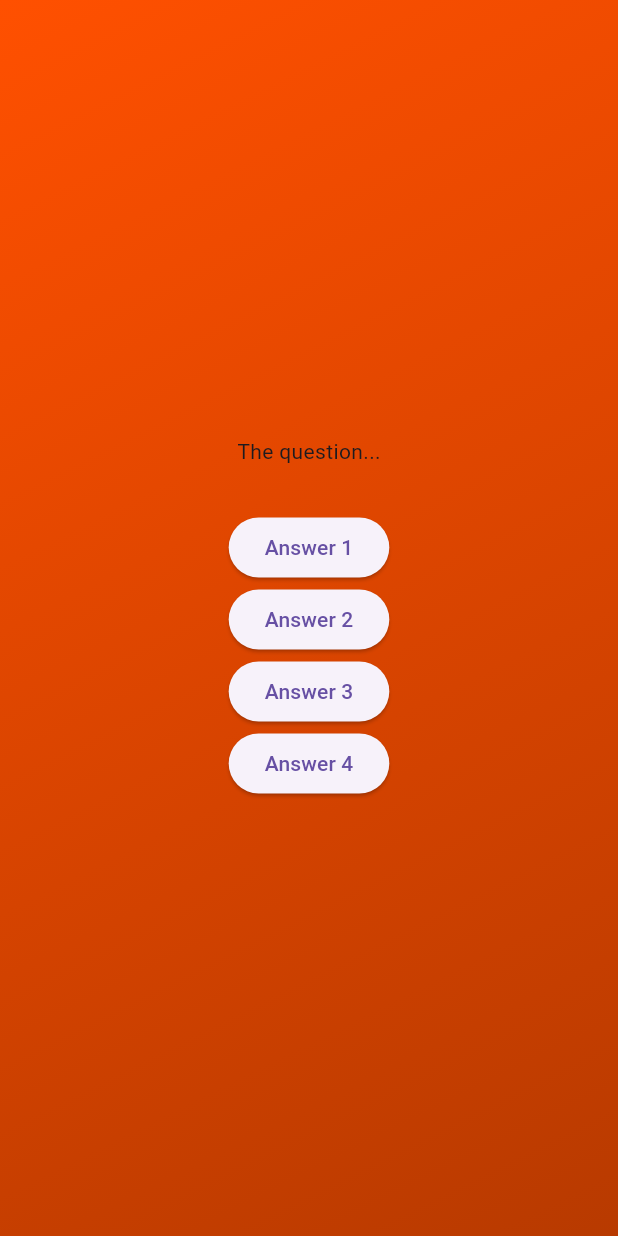
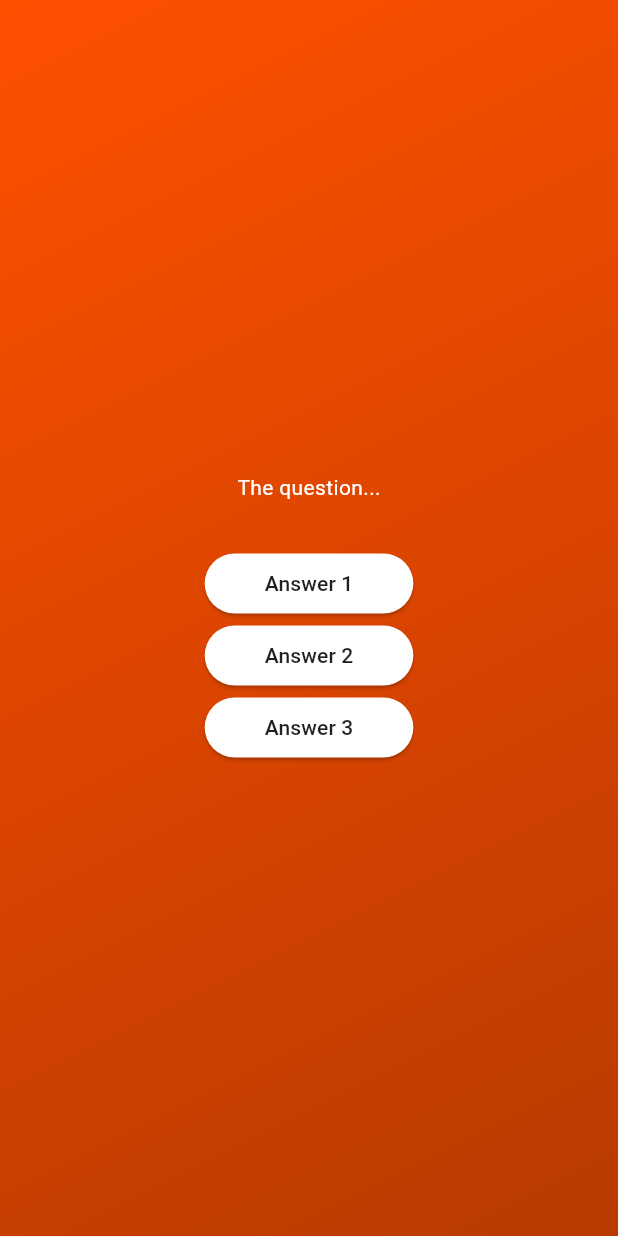
Before and after one commit to mariofouad/Quiz-Mobile-App, a Flutter app: the screen it shows after launch, after a tap on "Start Quiz", on a phone screen of 412 x 824 dp. Run offline on Flutter 3.47's test engine with Material 3 defaults, Android fonts, the phone set to English and light mode, and no system bars.

Commit message:
Question initialization

```diff
--- /dev/null
+++ b/quiz_app/lib/answer_button.dart
@@ -0,0 +1,32 @@
+import 'package:flutter/material.dart';
+import 'package:flutter/widgets.dart';
+
+class AnswerButton extends StatelessWidget {
+  const AnswerButton({
+    required this.answerText,
+    required this.onTap,
+    super.key,
+  });
+
+  final String answerText;
+  final void Function() onTap;
+
+  @override
+  Widget build(BuildContext context) {
+    return ElevatedButton(
+      onPressed: onTap,
+      style: ElevatedButton.styleFrom(
+        padding: const EdgeInsets.symmetric(
+          vertical: 10,
+          horizontal: 40,
+        ),
+        backgroundColor: Colors.white,
+        foregroundColor: const Color.fromARGB(255, 35, 31, 32),
+        shape: RoundedRectangleBorder(
+          borderRadius: BorderRadius.circular(40),
+        ),
+      ),
+      child: Text(answerText),
+    );
+  }
+}
--- a/quiz_app/lib/questions_screen.dart
+++ b/quiz_app/lib/questions_screen.dart
@@ -1,4 +1,5 @@
 import 'package:flutter/material.dart';
+import 'package:quiz_app/answer_button.dart';
 
 class QuestionsScreen extends StatefulWidget {
   const QuestionsScreen({super.key});
@@ -16,23 +17,24 @@
       child: Column(
         mainAxisAlignment: MainAxisAlignment.center,
         children: [
-          const Text('The question...'),
+          const Text(
+            'The question...',
+            style: TextStyle(
+              color: Colors.white,
+            ),
+          ),
           const SizedBox(height: 30),
-          ElevatedButton(
-            onPressed: () {},
-            child: const Text('Answer 1'),
+          AnswerButton(
+            answerText: 'Answer 1',
+            onTap: () {},
           ),
-          ElevatedButton(
-            onPressed: () {},
-            child: const Text('Answer 2'),
+          AnswerButton(
+            answerText: 'Answer 2',
+            onTap: () {},
           ),
-          ElevatedButton(
-            onPressed: () {},
-            child: const Text('Answer 3'),
-          ),
-          ElevatedButton(
-            onPressed: () {},
-            child: const Text('Answer 4'),
+          AnswerButton(
+            answerText: 'Answer 3',
+            onTap: () {},
           ),
         ],
       ),
```
